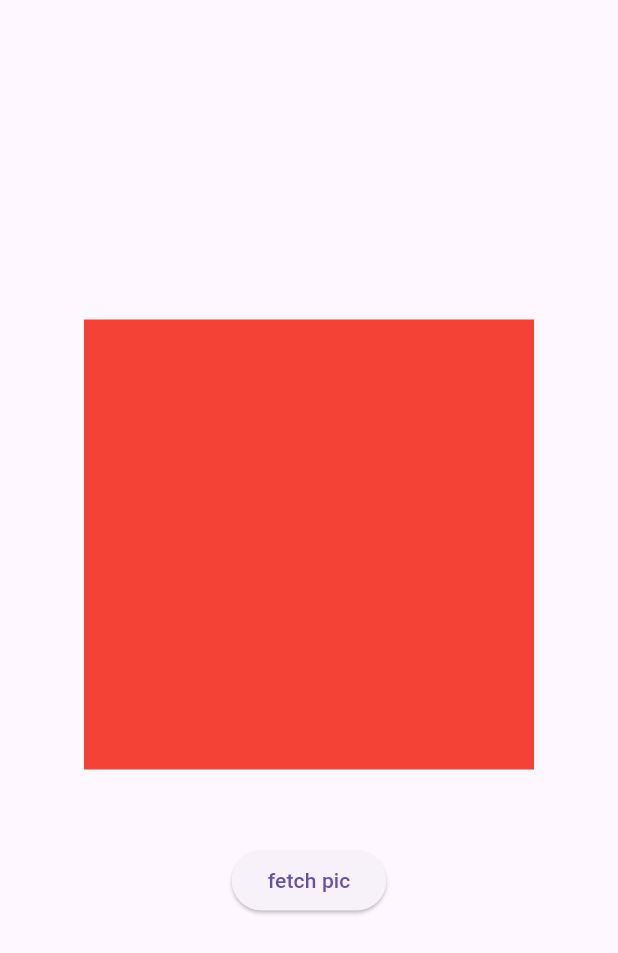
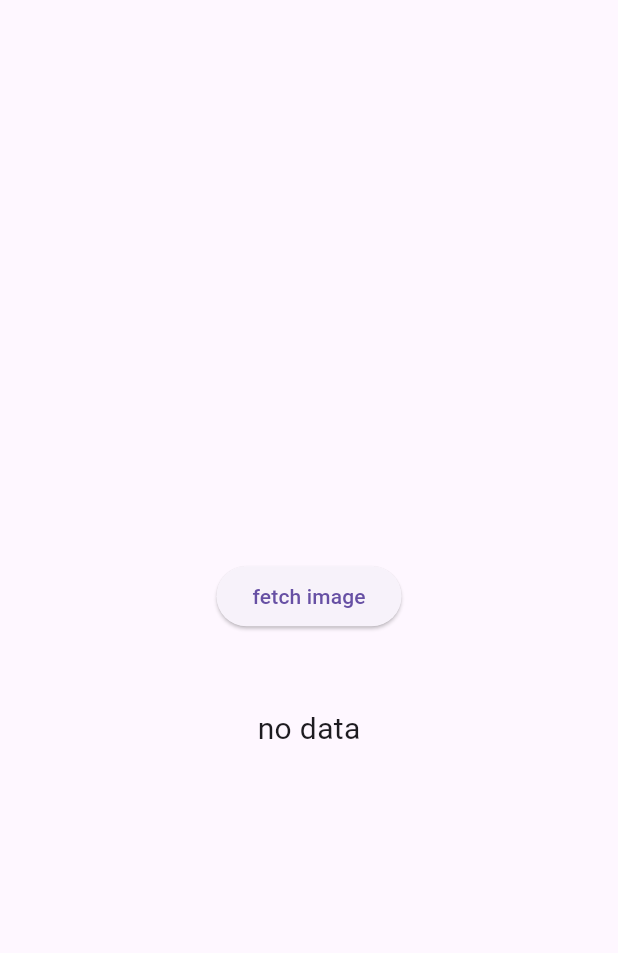
Before and after one commit to Adik210700/test_app, a Flutter app: the screen it shows after launch, on a phone screen of 412 x 824 dp. Shown: the top 953 px of the screen. Run offline on Flutter 3.47's test engine with Material 3 defaults, Android fonts, the phone set to English and light mode, and no system bars; our stand-ins replace dio, flutter_bloc.

```diff
--- /dev/null
+++ b/test_app/lib/block/fetch_picture_bloc.dart
@@ -0,0 +1,42 @@
+import 'dart:developer';
+
+import 'package:dio/dio.dart';
+import 'package:flutter_bloc/flutter_bloc.dart';
+import 'package:test_app/model/picture_model.dart';
+
+class FetchPictureBloc extends Bloc<FetchPictureEvent, FetchPictureState> {
+  FetchPictureBloc() : super(InitPictureState()) {
+    on<FetchDogImageEvent>((event, emit) async {
+      emit(LaodingPictureState());
+      final response =
+          await Dio().get('https://dog.ceo/api/breeds/image/random');
+      final model = PictureModel.fromMap(response.data);
+      emit(SuccessPictureState(model: model));
+    });
+    on<DeleteDogImage>((event, emit) {
+      log('DeleteDogImage');
+    });
+  }
+}
+
+abstract class FetchPictureEvent {}
+
+class FetchDogImageEvent extends FetchPictureEvent {}
+
+class DeleteDogImage extends FetchPictureEvent {}
+
+abstract class FetchPictureState {
+  get model => null;
+}
+
+class InitPictureState extends FetchPictureState {}
+
+class LaodingPictureState extends FetchPictureState {}
+
+class SuccessPictureState extends FetchPictureState {
+  final PictureModel model;
+
+  SuccessPictureState({required this.model});
+}
+
+class ErrorpictureState extends FetchPictureState {}
--- a/test_app/lib/home_screen.dart
+++ b/test_app/lib/home_screen.dart
@@ -1,61 +1,72 @@
-import 'dart:math';
+import 'dart:developer';
 
-import 'package:dio/dio.dart';
 import 'package:flutter/material.dart';
-import 'package:test_app/model/user_model.dart';
+import 'package:flutter_bloc/flutter_bloc.dart';
+import 'package:test_app/block/fetch_picture_bloc.dart';
 
-class HomeScreen extends StatefulWidget {
-  const HomeScreen({super.key});
+class StreamBuilderExample extends StatefulWidget {
+  const StreamBuilderExample({required this.delay, super.key});
+
+  final Duration delay;
 
   @override
-  State<HomeScreen> createState() => _HomeScreenState();
+  State<StreamBuilderExample> createState() => _StreamBuilderExampleState();
 }
 
-class _HomeScreenState extends State<HomeScreen> {
-  List<UserModel>? _users;
-  Future<void> fetchPicture() async {
-    final dio = Dio();
-    final result = await dio.get('https://jsonplaceholder.typicode.com/users');
-    _users = (result.data as List<dynamic>)
-        .map((e) => UserModel.fromMap(e))
-        .toList();
-
-    setState(() {});
-  }
-
+class _StreamBuilderExampleState extends State<StreamBuilderExample> {
   @override
   Widget build(BuildContext context) {
     return Scaffold(
-      body: Center(
-        child: Column(
+      body: Column(
         mainAxisAlignment: MainAxisAlignment.center,
         children: [
-            _users == null
-                ? Container(
-                    height: 300,
-                    width: 300,
-                    color: Colors.red,
-                  )
-                : Expanded(
-                    child: ListView.builder(
-                        itemCount: _users?.length ?? 0,
-                        itemBuilder: (context, index) => ListTile(
-                              leading: Text(index.toString()),
-                              title: Text(_users?[index].name ?? ''),
-                              subtitle: Text(_users?[index].name ?? ''),
-                            )),
-                  ),
           SizedBox(
             height: 50,
           ),
+          BlocBuilder<FetchPictureBloc, FetchPictureState>(
+              builder: (context, state) {
+            if (state is LaodingPictureState) {
+              return Center(child: CircularProgressIndicator());
+            } else if (state is SuccessPictureState) {
+              return Column(
+                mainAxisAlignment: MainAxisAlignment.center,
+                children: [
                   ElevatedButton(
                       onPressed: () {
-                fetchPicture();
+                        context
+                            .read<FetchPictureBloc>()
+                            .add(FetchDogImageEvent());
+                        log(state.toString());
                       },
-              child: Text('fetch pic'),
+                      child: Text('fetch image')),
+                  Center(child: Image.network(state.model.message)),
+                ],
+              );
+            } else {
+              return Column(
+                mainAxisAlignment: MainAxisAlignment.center,
+                children: [
+                  ElevatedButton(
+                      onPressed: () {
+                        context
+                            .read<FetchPictureBloc>()
+                            .add(FetchDogImageEvent());
+                        log(state.toString());
+                      },
+                      child: Text('fetch image')),
+                  SizedBox(
+                    height: 50,
                   ),
+                  Center(
+                      child: Text(
+                    'no data',
+                    style: TextStyle(fontSize: 20),
+                  )),
                 ],
-        ),
+              );
+            }
+          }),
+        ],
       ),
     );
   }
--- a/test_app/lib/main.dart
+++ b/test_app/lib/main.dart
@@ -1,4 +1,6 @@
 import 'package:flutter/material.dart';
+import 'package:flutter_bloc/flutter_bloc.dart';
+import 'package:test_app/block/fetch_picture_bloc.dart';
 import 'package:test_app/home_screen.dart';
 
 void main() {
@@ -10,8 +12,13 @@ class TestApp extends StatelessWidget {
 
   @override
   Widget build(BuildContext context) {
-    return MaterialApp(
-      home: HomeScreen(),
+    return BlocProvider(
+      create: (context) => FetchPictureBloc(),
+      child: MaterialApp(
+        home: StreamBuilderExample(
+          delay: Duration(seconds: 1),
+        ),
+      ),
     );
   }
 }
--- a/test_app/pubspec.yaml
+++ b/test_app/pubspec.yaml
@@ -35,6 +35,7 @@ dependencies:
   # Use with the CupertinoIcons class for iOS style icons.
   cupertino_icons: ^1.0.8
   dio: ^5.8.0+1
+  flutter_bloc: ^9.0.0
 
 dev_dependencies:
   flutter_test:
```
Also changed, not shown: test_app/pubspec.lock. Lines whose indentation alone changed are shown as unchanged.
